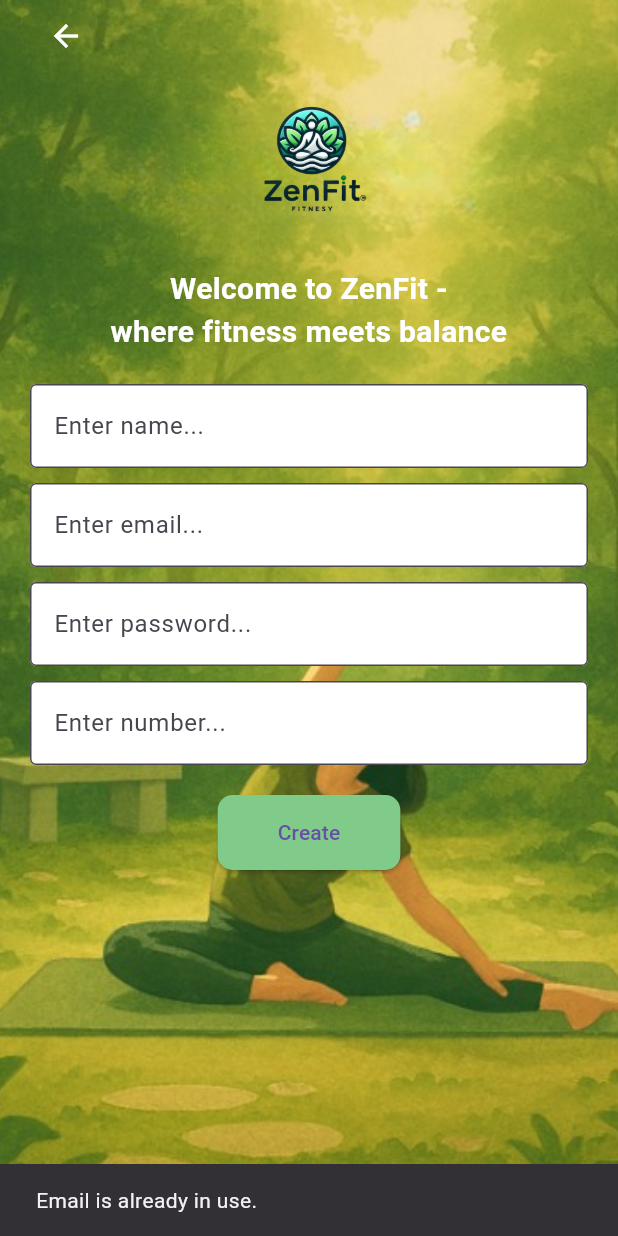
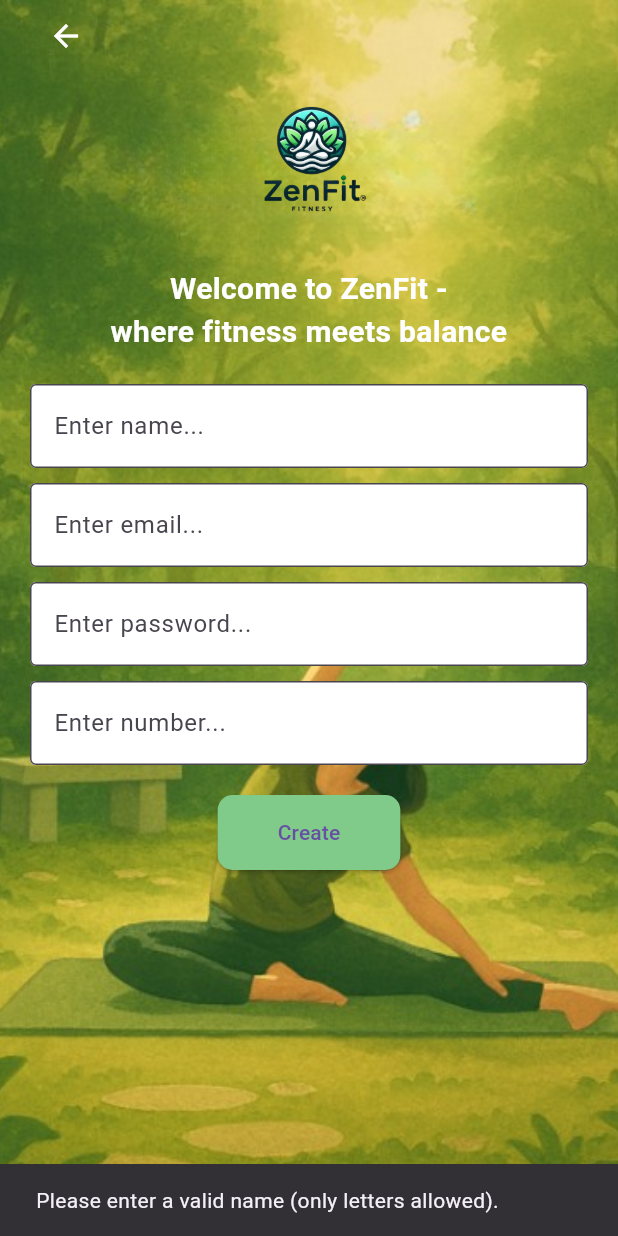
Before and after one commit to Samir-pemi-magar/TeamD_FitnessApp, a Flutter app: the UserSignup screen opened by its route, after a tap on "Create", on a phone screen of 412 x 824 dp. Run offline on Flutter 3.47's test engine with Material 3 defaults, Android fonts, the phone set to English and light mode, and no system bars; our stand-ins replace cloud_firestore, firebase_auth, firebase_core, fl_chart, font_awesome_flutter; accounts and stored records are empty.

Commit message:
Fixed name issue in user signup page

```diff
--- a/lib/screens/user/user_signup.dart
+++ b/lib/screens/user/user_signup.dart
@@ -24,6 +24,18 @@ class _UserSignupState extends State<UserSignup> {
     });
   }
 
+  bool _isValidName(String name) {
+    // Validate name to ensure it does not contain numbers
+    final nameRegExp = RegExp(r'^[a-zA-Z\s]+$');
+    return nameRegExp.hasMatch(name);
+  }
+
+  bool _isValidPhoneNumber(String phone) {
+    // Validate phone number (e.g., simple check for 10 digits)
+    final phoneRegExp = RegExp(r'^\d{10}$');
+    return phoneRegExp.hasMatch(phone);
+  }
+
   void _signUp() async {
     setState(() {
       _isLoading = true;
@@ -33,6 +45,16 @@ class _UserSignupState extends State<UserSignup> {
     final String email = _emailController.text.trim();
     final String password = _passwordController.text.trim();
     final String phone = _phoneController.text.trim();
+
+    if (!_isValidName(name)) {
+      _showError("Please enter a valid name (only letters allowed).");
+      return;
+    }
+
+    if (!_isValidPhoneNumber(phone)) {
+      _showError("Please enter a valid phone number (10 digits required).");
+      return;
+    }
 
     try {
       final usersRef = FirebaseFirestore.instance.collection('users');
```
